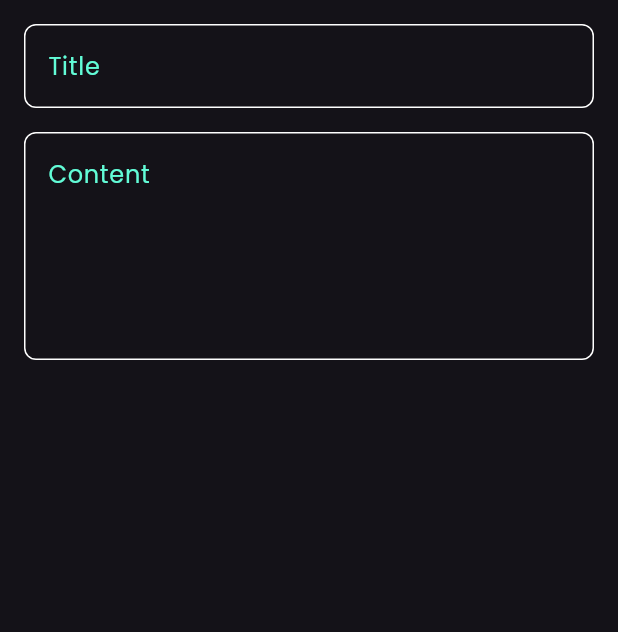
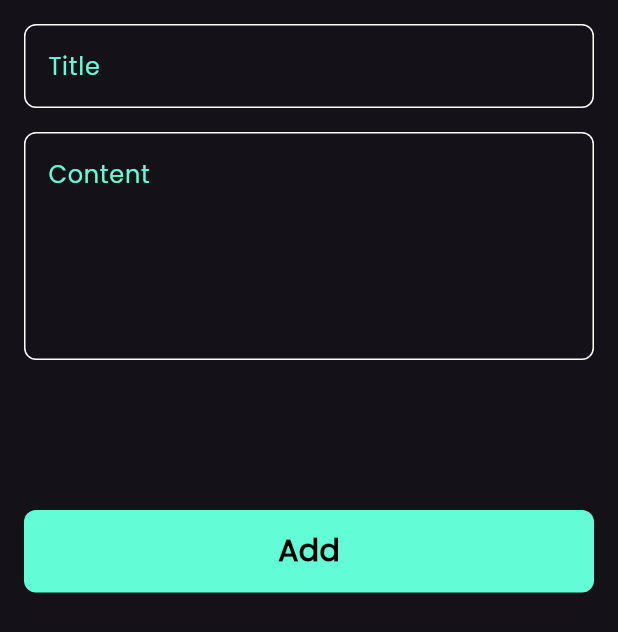
Before and after one commit to mohamedredaelsheikh/notes_app, a Flutter app: the AddNoteBottomSheet widget shown alone on an empty page, opened directly, on a phone screen of 412 x 824 dp. Shown: the top 632 px of the screen. Run offline on Flutter 3.47's test engine with Material 3 defaults, Android fonts, the phone set to English and light mode, and no system bars; our stand-ins replace font_awesome_flutter.

Commit message:
Create Custom buttom Sheet

```diff
--- a/lib/widgets/add_note_botom_sheet.dart
+++ b/lib/widgets/add_note_botom_sheet.dart
@@ -1,4 +1,5 @@
 import 'package:flutter/material.dart';
+import 'package:note_app/widgets/custom_Buttom.dart';
 import 'package:note_app/widgets/custom_text_field.dart';
 
 class AddNoteBottomSheet extends StatelessWidget {
@@ -8,6 +9,7 @@ class AddNoteBottomSheet extends StatelessWidget {
   Widget build(BuildContext context) {
     return const Padding(
       padding: EdgeInsets.symmetric(vertical: 16, horizontal: 16),
+      child: SingleChildScrollView(
         child: Column(
           children: [
             CustomTextField(
@@ -17,8 +19,13 @@ class AddNoteBottomSheet extends StatelessWidget {
             CustomTextField(
               maxlines: 5,
               hinttext: "Content",
-          )
+            ),
+            SizedBox(
+              height: 100,
+            ),
+            CustomButtom(buttomname: "Add"),
           ],
+        ),
       ),
     );
   }
--- /dev/null
+++ b/lib/widgets/custom_Buttom.dart
@@ -0,0 +1,32 @@
+import 'package:flutter/material.dart';
+import 'package:note_app/constant.dart';
+
+class CustomButtom extends StatelessWidget {
+  const CustomButtom({super.key, required this.buttomname});
+  final String buttomname;
+
+  @override
+  Widget build(BuildContext context) {
+    return GestureDetector(
+      onTap: () {},
+      child: Container(
+        decoration: BoxDecoration(
+          color: kprimaryColor,
+          borderRadius: BorderRadius.circular(8),
+        ),
+        width: MediaQuery.of(context).size.width,
+        height: 55,
+        child: Center(
+          child: Text(
+            buttomname,
+            style: const TextStyle(
+              color: Colors.black,
+              fontSize: 20,
+              fontWeight: FontWeight.bold,
+            ),
+          ),
+        ),
+      ),
+    );
+  }
+}
```
Lines whose indentation alone changed are shown as unchanged.
